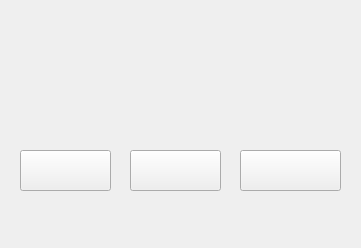
Before: the Qt Designer form game/WINDOW/form.ui in 2018YX-game/repo, drawn with Qt 5.
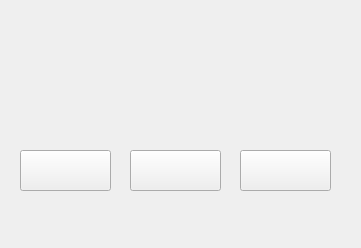
After: the same form once the commit is applied. Icons and pictures are not drawn.

Patch:
```diff
--- a/game/WINDOW/form.ui
+++ b/game/WINDOW/form.ui
@@ -72,7 +72,7 @@
     <rect>
      <x>240</x>
      <y>150</y>
-     <width>101</width>
+     <width>91</width>
      <height>41</height>
     </rect>
    </property>
```
Left out of the diff: 2 changed lines with no effect on the pictures.
